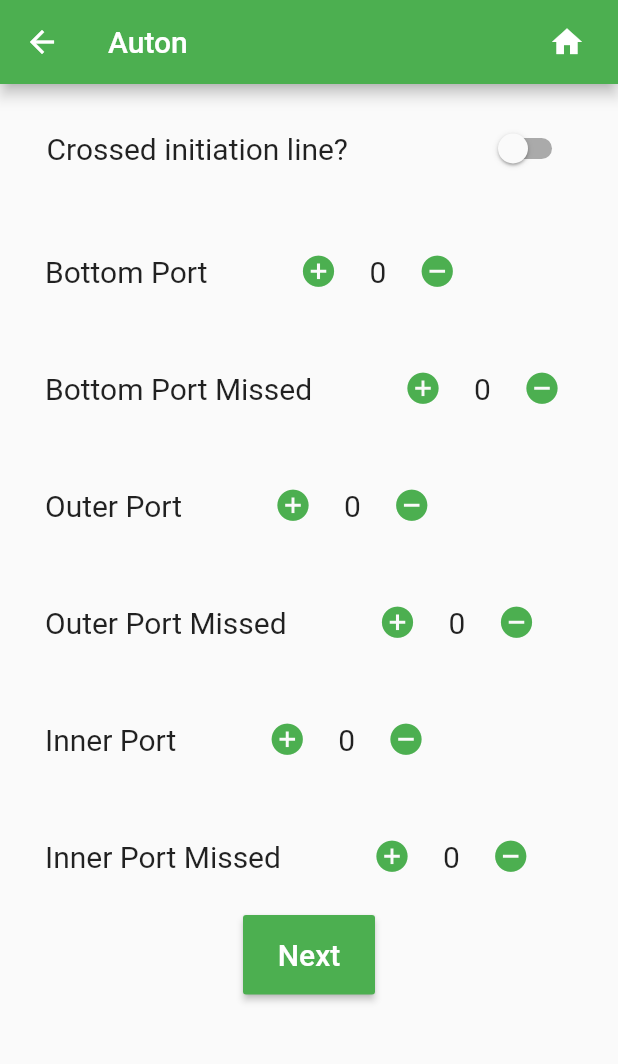
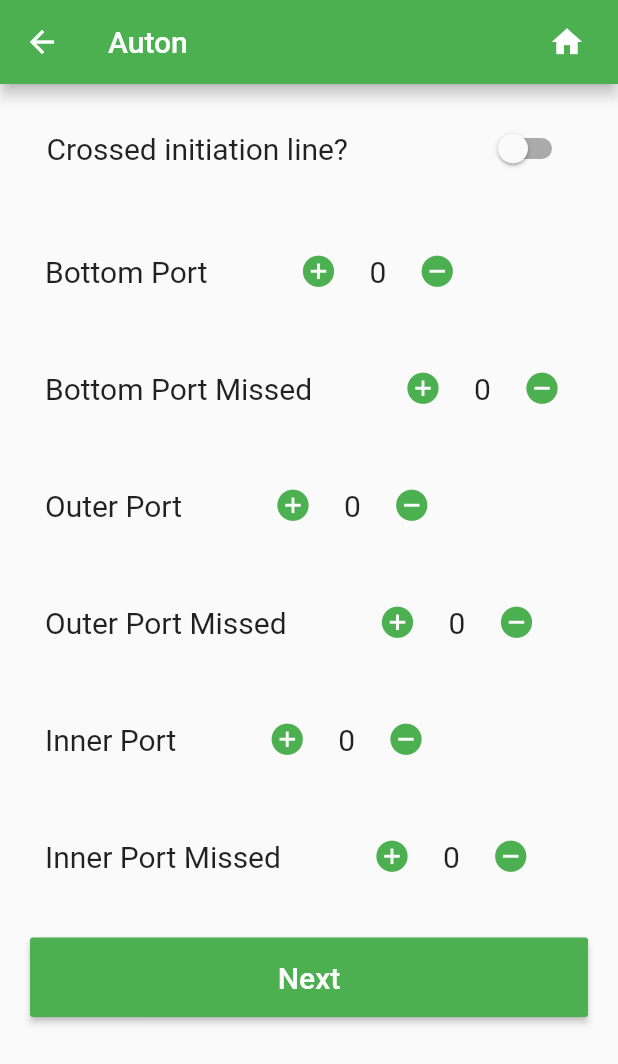
Before and after one commit to 670Mustangs/MustangApp, a Flutter app: the screen it shows after launch, item 3 of the bottom bar chosen, after a tap on "Match Scouting", on a phone screen of 412 x 824 dp. Shown: the top 1064 px of the screen. Run offline on Flutter 3.47's test engine with Material 2 defaults, Android fonts, the phone set to English and light mode, and no system bars; our stand-ins replace cloud_firestore, flutter_colorpicker, flutter_speed_dial, table_calendar; accounts and stored records are empty.

Commit message:
got rid of pixel overflow error

```diff
--- a/mustang_app/lib/autonscouting.dart
+++ b/mustang_app/lib/autonscouting.dart
@@ -39,7 +39,7 @@ class _AutonScouterState extends State<AutonScouter> {
     return Scaffold(
         appBar: Header(context, 'Auton'),
         body: Center(
-          child: Column(
+          child: ListView(
             children: <Widget>[
               Container(
                 padding: EdgeInsets.all(15),
@@ -88,7 +88,10 @@ class _AutonScouterState extends State<AutonScouter> {
                     EdgeInsets.only(left: 30, right: 30, top: 15, bottom: 15),
                 child: _innerPortMissed,
               ),
-              RaisedButton(
+              Container(
+                padding:
+                    EdgeInsets.only(left: 20, right: 20, top: 15, bottom: 15),
+                child: RaisedButton(
                   onPressed: () {
                     db.updateMatchDataAuton(_teamNumber, _matchNumber,
                         innerPort: _innerPort.count,
@@ -115,6 +118,7 @@ class _AutonScouterState extends State<AutonScouter> {
                   color: Colors.green,
                   padding: EdgeInsets.all(15),
                 ),
+              ),
             ],
           ),
         ));
--- a/mustang_app/lib/postscouter.dart
+++ b/mustang_app/lib/postscouter.dart
@@ -15,7 +15,7 @@ class PostScouter extends StatelessWidget {
           'Finished!',
         ),
         body: Center(
-          child: Column(
+          child: ListView(
             children: <Widget>[
               Container(
                 margin:
--- a/mustang_app/lib/scouter.dart
+++ b/mustang_app/lib/scouter.dart
@@ -28,7 +28,7 @@ class _ScouterState extends State<Scouter> {
         context,
         'Pre Scouting Info',
       ),
-      body: Column(
+      body: ListView(
         children: <Widget>[
           Container(
             padding: EdgeInsets.only(left: 20, right: 20, top: 30, bottom: 15),
@@ -52,7 +52,9 @@ class _ScouterState extends State<Scouter> {
               ),
             ),
           ),
-          RaisedButton(
+          Container(
+            padding: EdgeInsets.only(left: 20, right: 20, top: 15, bottom: 15),
+            child: RaisedButton(
               color: Colors.green,
               onPressed: () {
                 setState(() {
@@ -74,7 +76,10 @@ class _ScouterState extends State<Scouter> {
                 style: TextStyle(fontSize: 20, color: Colors.white),
               ),
             ),
-          RaisedButton(
+          ),
+          Container(
+            padding: EdgeInsets.only(left: 20, right: 20, top: 15, bottom: 15),
+            child: RaisedButton(
               color: Colors.green,
               onPressed: () {
                 setState(() {
@@ -98,6 +103,7 @@ class _ScouterState extends State<Scouter> {
                 style: TextStyle(fontSize: 20, color: Colors.white),
               ),
             ),
+          ),
         ],
       ),
       bottomNavigationBar: BottomNavBar(context),
--- a/mustang_app/lib/search.dart
+++ b/mustang_app/lib/search.dart
@@ -66,7 +66,7 @@ class _SearchPageState extends State<SearchPage> {
         context,
         'Search Data',
       ),
-      body: Column(
+      body: ListView(
         children: <Widget>[
           Padding(
             padding: EdgeInsets.all(10.0),
```
Also changed, not shown: mustang_app/lib/endgamescouting.dart (+7 -3 lines), mustang_app/lib/matchendscouting.dart (+7 -3 lines), mustang_app/lib/teaminfodisplay.dart (+35 -7 lines), mustang_app/lib/teleopscouting.dart (+6 -2 lines). Lines whose indentation alone changed are shown as unchanged.
